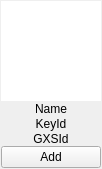
Qt form retroshare-gui/src/gui/People/IdentityWidget.ui (RetroShare/RetroShare) before a commit.
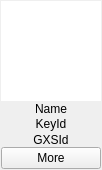
The same form after that commit. Custom widgets are drawn as their Qt base class.

Commit message: Added Person details menu entry, to open details for the selected Person.

```diff
--- a/retroshare-gui/src/gui/People/IdentityWidget.ui
+++ b/retroshare-gui/src/gui/People/IdentityWidget.ui
@@ -7,7 +7,7 @@
     <x>0</x>
     <y>0</y>
     <width>102</width>
-    <height>158</height>
+    <height>170</height>
    </rect>
   </property>
   <layout class="QVBoxLayout" name="verticalLayout">
@@ -125,7 +125,7 @@
    <item>
     <widget class="QPushButton" name="pbAdd">
      <property name="text">
-      <string>Add</string>
+      <string>More</string>
      </property>
     </widget>
    </item>
```
Left out of the diff: 2 changed lines with no effect on the pictures. The commit also changes 2 other files.
